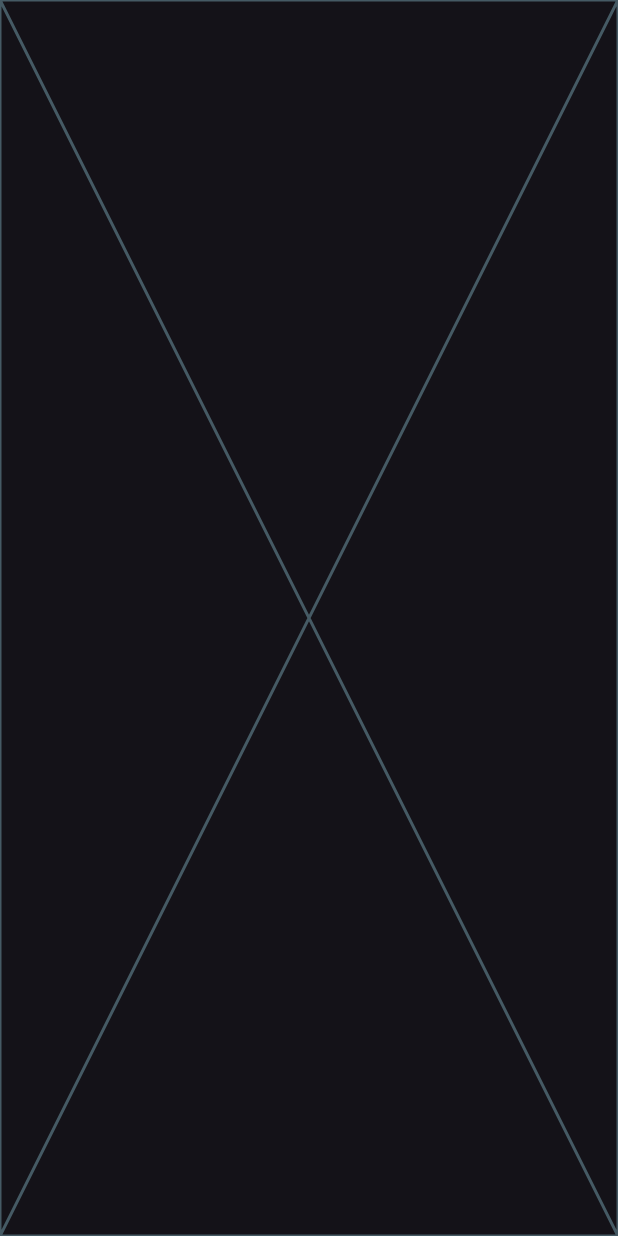
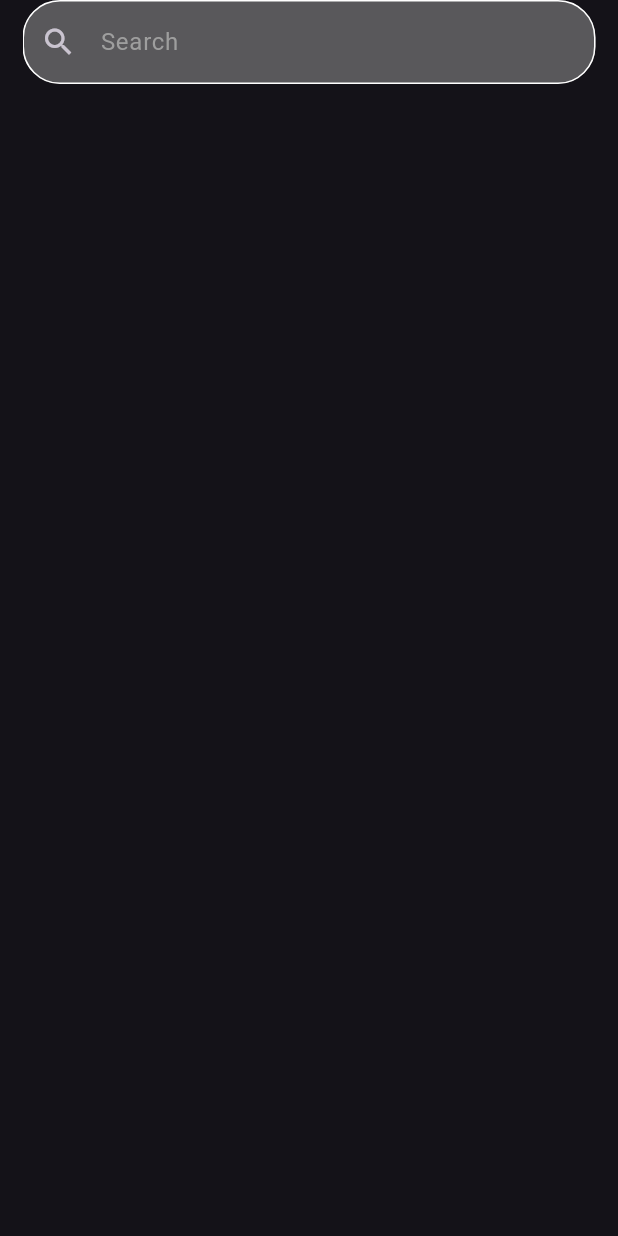
Before and after one commit to amrnooour/movie_app, a Flutter app: the SearchView screen opened directly, on a phone screen of 412 x 824 dp. Run offline on Flutter 3.47's test engine with Material 3 defaults, Android fonts, the phone set to English and light mode, and no system bars; our stand-ins replace dartz, dio, flutter_bloc, go_router, hive, shimmer; accounts and stored records are empty; network calls fail.

Commit message:
finish search screen

```diff
--- a/lib/core/utils/app_assets.dart
+++ b/lib/core/utils/app_assets.dart
@@ -13,6 +13,8 @@ abstract class AppAssets {
   static const poster = "assets/poster.png";
   static const favouriteButton = "assets/bookmark.png";
   static const star = "assets/star.png";
+  static const noMovies = "assets/no_movies.png";
+
 
 
 
--- a/lib/core/utils/constants.dart
+++ b/lib/core/utils/constants.dart
@@ -10,6 +10,8 @@ class Constants {
   static const popular = "popular?";
   static const recommended = "top_rated?";
   static const imageUrl = "https://image.tmdb.org/t/p/w500";
+  static const nullImage =
+      "https://image.tmdb.org/t/p/w500/y3LvesiFNWxDVU6ZXHqGsZTpINJ.jpg";
   static const upcoming = "upcoming?";
   static List<Widget> tabs = const [
     HomeViewBody(),
--- a/lib/features/home/presentation/views/widgets/list_upcoming_item.dart
+++ b/lib/features/home/presentation/views/widgets/list_upcoming_item.dart
@@ -1,6 +1,5 @@
 import 'package:flutter/material.dart';
 import 'package:flutter_bloc/flutter_bloc.dart';
-import 'package:movie_app/features/home/presentation/cubit/popular_states.dart';
 import 'package:movie_app/features/home/presentation/cubit/upcoming_cubit.dart';
 import 'package:movie_app/features/home/presentation/cubit/upcoming_states.dart';
 import 'package:movie_app/features/home/presentation/views/widgets/shimmer_loading.dart';
--- /dev/null
+++ b/lib/features/search/data/repos/search_repo.dart
@@ -0,0 +1,20 @@
+import 'package:dartz/dartz.dart';
+import 'package:dio/dio.dart';
+import 'package:movie_app/features/search/data/model/search_model.dart';
+
+class SearchRepo {
+  Dio dio;
+  SearchRepo(this.dio);
+
+  Future<Either<String, SearchModel>> searchMethoud(String query) async {
+    try {
+      String path =
+          "https://api.themoviedb.org/3/search/movie?api_key=936d9a394d36e540de9f4953662624ae";
+      final response = await dio.get("$path&query=$query");
+      var result = SearchModel.fromJson(response.data);
+      return right(result);
+    } catch (e) {
+      return left(e.toString());
+    }
+  }
+}
--- /dev/null
+++ b/lib/features/search/presentation/cubit/search_cubit.dart
@@ -0,0 +1,21 @@
+import 'package:flutter_bloc/flutter_bloc.dart';
+import 'package:movie_app/features/search/data/model/search_model.dart';
+import 'package:movie_app/features/search/data/repos/search_repo.dart';
+import 'package:movie_app/features/search/presentation/cubit/search_states.dart';
+
+class SearchCubit extends Cubit<SearchStates> {
+  SearchRepo searchRepo;
+  SearchCubit(this.searchRepo) : super(SearchIntial());
+  SearchModel? searchModel;
+  String query = "";
+
+  search() async {
+    emit(SearchLoading());
+    final response = await searchRepo.searchMethoud(query);
+    response.fold((erroe) => emit(SearchFailure(errorMessage: erroe)),
+        (success) {
+      searchModel = success;
+      emit(SearchSuccess());
+    });
+  }
+}
--- /dev/null
+++ b/lib/features/search/presentation/cubit/search_states.dart
@@ -0,0 +1,12 @@
+class SearchStates {}
+
+class SearchIntial extends SearchStates {}
+
+class SearchLoading extends SearchStates {}
+
+class SearchSuccess extends SearchStates {}
+
+class SearchFailure extends SearchStates {
+  final String errorMessage;
+  SearchFailure({required this.errorMessage});
+}
--- a/lib/features/search/presentation/views/search_view.dart
+++ b/lib/features/search/presentation/views/search_view.dart
@@ -1,4 +1,8 @@
+import 'package:dio/dio.dart';
 import 'package:flutter/material.dart';
+import 'package:flutter_bloc/flutter_bloc.dart';
+import 'package:movie_app/features/search/data/repos/search_repo.dart';
+import 'package:movie_app/features/search/presentation/cubit/search_cubit.dart';
 import 'package:movie_app/features/search/presentation/views/widgets/search_view_body.dart';
 
 class SearchView extends StatelessWidget {
@@ -6,8 +10,11 @@ class SearchView extends StatelessWidget {
 
   @override
   Widget build(BuildContext context) {
-    return const Scaffold(
-      body: SearchViewBody(),
+    return  BlocProvider(
+      create: (context) => SearchCubit(SearchRepo(Dio())),
+      child: const Scaffold(
+        body: SearchViewBody(),
+      ),
     );
   }
 }
--- /dev/null
+++ b/lib/features/search/presentation/views/widgets/list_search.dart
@@ -0,0 +1,42 @@
+import 'package:flutter/material.dart';
+import 'package:flutter_bloc/flutter_bloc.dart';
+import 'package:movie_app/core/utils/app_assets.dart';
+import 'package:movie_app/core/utils/constants.dart';
+import 'package:movie_app/features/search/presentation/cubit/search_cubit.dart';
+import 'package:movie_app/features/search/presentation/cubit/search_states.dart';
+import 'package:movie_app/features/search/presentation/views/widgets/search_item.dart';
+
+class ListSearch extends StatelessWidget {
+  const ListSearch({super.key});
+
+  @override
+  Widget build(BuildContext context) {
+    double height = MediaQuery.of(context).size.height;
+    double width = MediaQuery.of(context).size.width;
+    var cubit = context.read<SearchCubit>();
+    return BlocBuilder<SearchCubit, SearchStates>(
+        builder: (context, state) => state is SearchSuccess && cubit.query == ""
+            ? Padding(
+              padding: const EdgeInsets.symmetric(vertical: 250),
+              child: Image.asset(
+                fit: BoxFit.cover,
+              AppAssets.noMovies,
+                            ),
+            )
+            : SizedBox(
+                height: height,
+                width: width,
+                child: ListView.builder(
+                  itemCount: cubit.query == ""
+                      ? 0
+                      : cubit.searchModel!.results!.length,
+                  itemBuilder: (context, index) => SearchItem(
+                      image: cubit.searchModel?.results?[index].posterPath ??
+                          Constants.nullImage,
+                      title: cubit.searchModel!.results![index].title!,
+                      date: cubit.searchModel!.results![index].releaseDate!,
+                      overview: cubit.searchModel!.results![index].overview!),
+                ),
+              ));
+  }
+}
--- /dev/null
+++ b/lib/features/search/presentation/views/widgets/search_text_field.dart
@@ -0,0 +1,31 @@
+import 'package:flutter/material.dart';
+
+class SearchTextField extends StatelessWidget {
+  final void Function(String)? onChanged;
+  const SearchTextField({super.key, this.onChanged});
+
+  @override
+  Widget build(BuildContext context) {
+    return TextField(
+      decoration: InputDecoration(
+        border: buildOutlineborder(),
+        enabledBorder: buildOutlineborder(),
+        focusedBorder: buildOutlineborder(),
+        errorBorder: buildOutlineborder(),
+        hintText: "Search",
+        hintStyle: const TextStyle(color: Colors.grey),
+        fillColor: Colors.grey.withOpacity(.5),
+        filled: true,
+        prefixIcon: const Icon(Icons.search),
+      ),
+      onChanged: onChanged,
+    );
+  }
+
+  buildOutlineborder() {
+    return OutlineInputBorder(
+      borderRadius: BorderRadius.circular(25),
+      borderSide: const BorderSide(color: Colors.white),
+    );
+  }
+}
--- a/lib/features/search/presentation/views/widgets/search_view_body.dart
+++ b/lib/features/search/presentation/views/widgets/search_view_body.dart
@@ -1,10 +1,42 @@
 import 'package:flutter/material.dart';
+import 'package:flutter_bloc/flutter_bloc.dart';
+import 'package:movie_app/features/search/presentation/cubit/search_cubit.dart';
+import 'package:movie_app/features/search/presentation/views/widgets/list_search.dart';
+import 'package:movie_app/features/search/presentation/views/widgets/search_text_field.dart';
 
-class SearchViewBody extends StatelessWidget {
+class SearchViewBody extends StatefulWidget {
   const SearchViewBody({super.key});
 
   @override
+  State<SearchViewBody> createState() => _SearchViewBodyState();
+}
+
+class _SearchViewBodyState extends State<SearchViewBody> {
+  @override
+  void initState() {
+    context.read<SearchCubit>().search();
+    super.initState();
+  }
+
+  @override
   Widget build(BuildContext context) {
-    return const Placeholder();
+    return SafeArea(
+      child: Padding(
+        padding: const EdgeInsets.symmetric(horizontal: 15),
+        child: SingleChildScrollView(
+          child: Column(
+            children: [
+              SearchTextField(
+                onChanged: (value) {
+                  context.read<SearchCubit>().query = value;
+                  context.read<SearchCubit>().search();
+                },
+              ),
+              const ListSearch()
+            ],
+          ),
+        ),
+      ),
+    );
   }
 }
```
Also changed, not shown: lib/features/search/data/model/search_model.dart (added, +100 -0 lines), lib/features/search/presentation/views/widgets/search_item.dart (added, +57 -0 lines), assets/no_movies.png (added).
